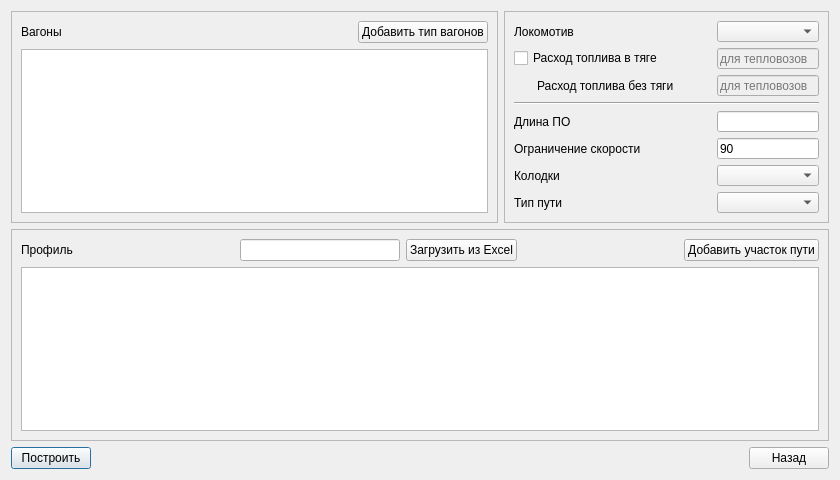
Old version of the form inputwindow.ui in the repository Prygoon/Diploma.
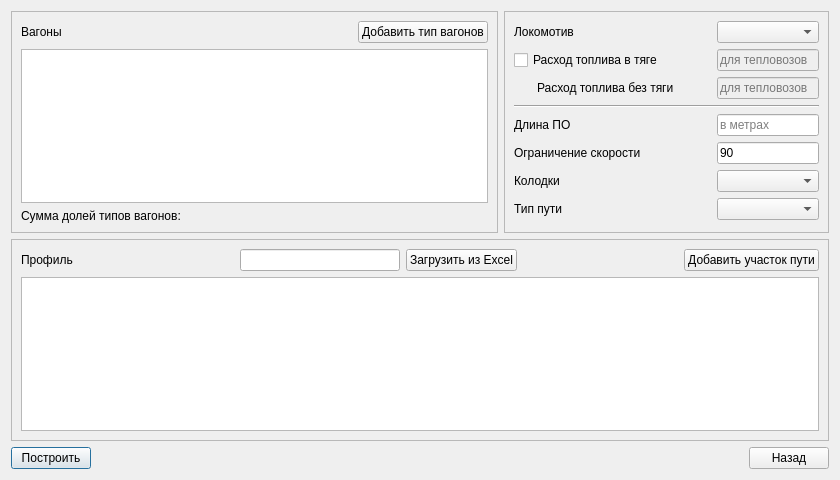
New version of the form.

Commit message: Translations and railcar percent verification added

Patch:
```diff
--- a/inputwindow.ui
+++ b/inputwindow.ui
@@ -134,8 +134,8 @@
        <property name="frameShadow">
         <enum>QFrame::Raised</enum>
        </property>
-       <layout class="QVBoxLayout" name="verticalLayout_3">
-        <item>
+       <layout class="QGridLayout" name="gridLayout_2">
+        <item row="0" column="0">
          <layout class="QHBoxLayout" name="railcarButtonHorizontalLayout">
           <item>
            <widget class="QLabel" name="addRailcarLabel">
@@ -166,7 +166,7 @@
           </item>
          </layout>
         </item>
-        <item>
+        <item row="1" column="0">
          <widget class="QTableView" name="railcarsTableView">
           <property name="minimumSize">
            <size>
@@ -176,6 +176,30 @@
           </property>
          </widget>
         </item>
+        <item row="2" column="0">
+         <layout class="QHBoxLayout" name="horizontalLayout">
+          <item>
+           <widget class="QLabel" name="allRailcarsTypelabel">
+            <property name="maximumSize">
+             <size>
+              <width>180</width>
+              <height>16777215</height>
+             </size>
+            </property>
+            <property name="text">
+             <string>Сумма долей типов вагонов:</string>
+            </property>
+           </widget>
+          </item>
+          <item>
+           <widget class="QLabel" name="allRailcarsTypeResultLabel">
+            <property name="text">
+             <string/>
+            </property>
+           </widget>
+          </item>
+         </layout>
+        </item>
        </layout>
       </widget>
      </item>
@@ -391,6 +415,9 @@
               <height>16777215</height>
              </size>
             </property>
+            <property name="placeholderText">
+             <string>в метрах</string>
+            </property>
            </widget>
           </item>
          </layout>
@@ -437,6 +464,9 @@
             <property name="text">
              <string>90</string>
             </property>
+            <property name="placeholderText">
+             <string>в км/ч</string>
+            </property>
            </widget>
           </item>
          </layout>
```
Left out of the diff: 2 changed lines with no effect on the pictures. The commit also changes 13 other files.
